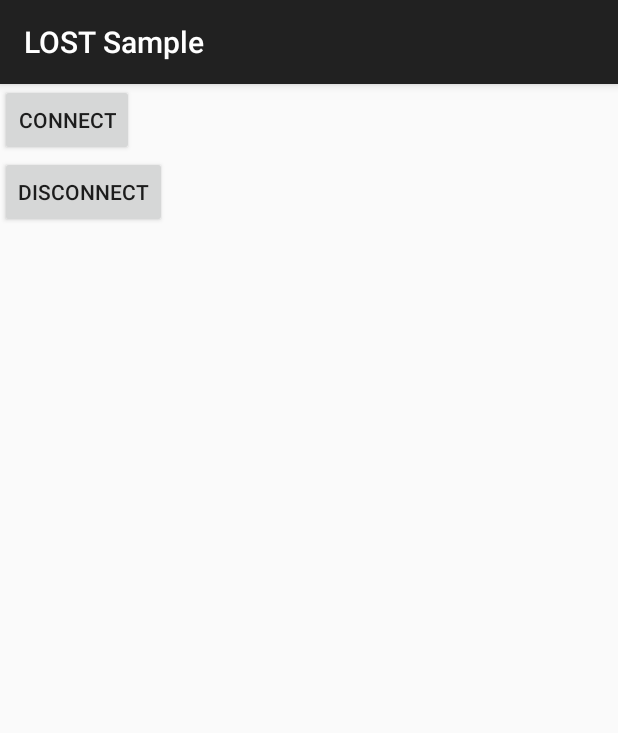
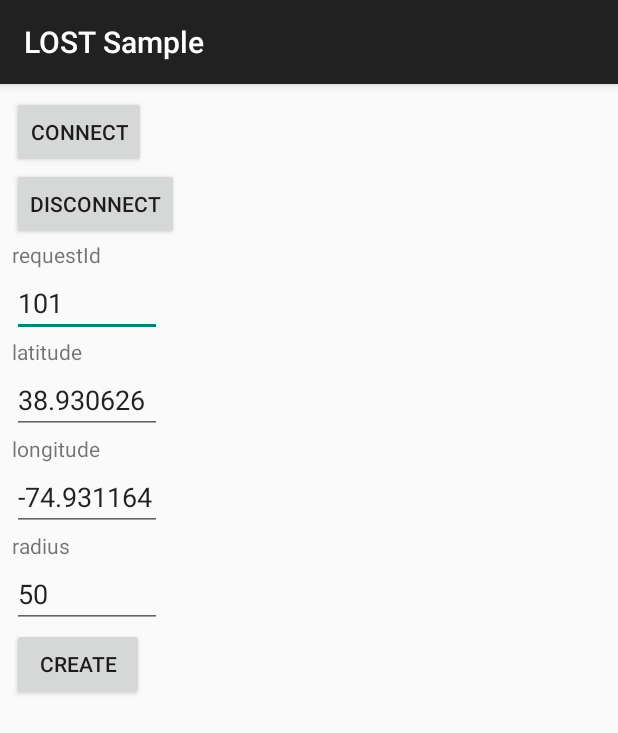
Before and after one commit to lostzen/lost, an Android app: the screen it shows after launch (GeofencingApiActivity), after a tap on "GeofencingApi", on a phone screen of 412 x 824 dp. Shown: the top 733 px of the screen. Run offline under Robolectric (Android 15) with nearby library versions, the phone set to English and light mode, and no system bars.

Commit message:
Adds ability to create geofence to sample app

```diff
--- a/lost-sample/src/main/AndroidManifest.xml
+++ b/lost-sample/src/main/AndroidManifest.xml
@@ -35,5 +35,9 @@
     <activity android:name=".GeofencingApiActivity"/>
     <activity android:name=".SettingsApiActivity"/>
 
+    <service
+        android:name=".GeofenceIntentService"
+        android:exported="false">
+    </service>
   </application>
 </manifest>
--- a/lost-sample/src/main/java/com/example/lost/GeofencingApiActivity.java
+++ b/lost-sample/src/main/java/com/example/lost/GeofencingApiActivity.java
@@ -1,7 +1,12 @@
 package com.example.lost;
 
+import com.mapzen.android.lost.api.Geofence;
+import com.mapzen.android.lost.api.GeofencingRequest;
+import com.mapzen.android.lost.api.LocationServices;
 import com.mapzen.android.lost.api.LostApiClient;
 
+import android.app.PendingIntent;
+import android.content.Intent;
 import android.os.Bundle;
 import android.support.annotation.NonNull;
 import android.support.v4.app.ActivityCompat;
@@ -10,6 +15,7 @@ import android.support.v7.app.AppCompatActivity;
 import android.util.Log;
 import android.view.View;
 import android.widget.Button;
+import android.widget.TextView;
 import android.widget.Toast;
 
 import static android.Manifest.permission.ACCESS_FINE_LOCATION;
@@ -25,6 +31,11 @@ public class GeofencingApiActivity extends AppCompatActivity
 
   private static LostApiClient client;
 
+  private TextView inputRequestId;
+  private TextView inputLatitude;
+  private TextView inputLongitude;
+  private TextView inputRadius;
+
   @Override protected void onCreate(Bundle savedInstanceState) {
     super.onCreate(savedInstanceState);
     setContentView(R.layout.activity_geofencing);
@@ -33,6 +44,8 @@ public class GeofencingApiActivity extends AppCompatActivity
     }
     initConnectButton();
     initDisconnectButton();
+    initInputFields();
+    initCreateButton();
   }
 
   private void initConnectButton() {
@@ -52,6 +65,24 @@ public class GeofencingApiActivity extends AppCompatActivity
       disconnectButton.setOnClickListener(new View.OnClickListener() {
         @Override public void onClick(View v) {
           disconnect();
+        }
+      });
+    }
+  }
+
+  private void initInputFields() {
+    inputRequestId = (TextView) findViewById(R.id.input_request_id);
+    inputLatitude = (TextView) findViewById(R.id.input_latitude);
+    inputLongitude = (TextView) findViewById(R.id.input_longitude);
+    inputRadius = (TextView) findViewById(R.id.input_radius);
+  }
+
+  private void initCreateButton() {
+    Button createButton = (Button) findViewById(R.id.button_create);
+    if (createButton != null) {
+      createButton.setOnClickListener(new View.OnClickListener() {
+        @Override public void onClick(View v) {
+          createGeofence();
         }
       });
     }
@@ -82,12 +113,6 @@ public class GeofencingApiActivity extends AppCompatActivity
     ActivityCompat.requestPermissions(this, new String[] { ACCESS_FINE_LOCATION }, 101);
   }
 
-  private void disconnect() {
-    Log.d(TAG, "Disconnecting...");
-    client.disconnect();
-    Toast.makeText(this, "LOST client disconnected", LENGTH_SHORT).show();
-  }
-
   @Override public void onRequestPermissionsResult(int requestCode, @NonNull String[] permissions,
       @NonNull int[] grantResults) {
     if (grantResults[0] == PERMISSION_GRANTED) {
@@ -96,4 +121,29 @@ public class GeofencingApiActivity extends AppCompatActivity
       finish();
     }
   }
+
+  private void disconnect() {
+    Log.d(TAG, "Disconnecting...");
+    client.disconnect();
+    Toast.makeText(this, "LOST client disconnected", LENGTH_SHORT).show();
+  }
+
+  private void createGeofence() {
+    String requestId = inputRequestId.getText().toString();
+    double latitude = Double.valueOf(inputLatitude.getText().toString());
+    double longitude = Double.valueOf(inputLongitude.getText().toString());
+    float radius = Float.valueOf(inputRadius.getText().toString());
+
+    Geofence geofence = new Geofence.Builder()
+        .setRequestId(requestId)
+        .setCircularRegion(latitude, longitude, radius)
+        .build();
+    GeofencingRequest request = new GeofencingRequest.Builder()
+        .addGeofence(geofence)
+        .build();
+    Intent serviceIntent = new Intent(getApplicationContext(), GeofenceIntentService.class);
+    PendingIntent pendingIntent = PendingIntent.getService(this, 0, serviceIntent, 0);
+
+    LocationServices.GeofencingApi.addGeofences(request, pendingIntent);
+  }
 }
--- a/lost-sample/src/main/res/layout/activity_geofencing.xml
+++ b/lost-sample/src/main/res/layout/activity_geofencing.xml
@@ -3,6 +3,7 @@
     android:orientation="vertical"
     android:layout_width="match_parent"
     android:layout_height="match_parent"
+    android:padding="8dp"
     >
 
   <Button
@@ -19,4 +20,63 @@
       android:text="@string/disconnect"
       />
 
+  <TextView
+      android:layout_width="wrap_content"
+      android:layout_height="wrap_content"
+      android:text="@string/request_id"
+      />
+
+  <EditText
+      android:id="@+id/input_request_id"
+      android:layout_width="100dp"
+      android:layout_height="wrap_content"
+      android:text="101"
+      />
+
+  <TextView
+      android:layout_width="wrap_content"
+      android:layout_height="wrap_content"
+      android:text="@string/latitude"
+      />
+
+  <EditText
+      android:id="@+id/input_latitude"
+      android:layout_width="100dp"
+      android:layout_height="wrap_content"
+      android:text="38.930626"
+      />
+
+  <TextView
+      android:layout_width="wrap_content"
+      android:layout_height="wrap_content"
+      android:text="@string/longitude"
+      />
+
+  <EditText
+      android:id="@+id/input_longitude"
+      android:layout_width="100dp"
+      android:layout_height="wrap_content"
+      android:text="-74.931164"
+      />
+
+  <TextView
+      android:layout_width="wrap_content"
+      android:layout_height="wrap_content"
+      android:text="@string/radius"
+      />
+
+  <EditText
+      android:id="@+id/input_radius"
+      android:layout_width="100dp"
+      android:layout_height="wrap_content"
+      android:text="50"
+      />
+
+  <Button
+      android:id="@+id/button_create"
+      android:layout_width="wrap_content"
+      android:layout_height="wrap_content"
+      android:text="@string/create"
+      />
+
 </LinearLayout>
--- a/lost-sample/src/main/res/values/strings.xml
+++ b/lost-sample/src/main/res/values/strings.xml
@@ -59,5 +59,10 @@
   <string name="cancel">Cancel</string>
   <string name="connect">Connect</string>
   <string name="disconnect">Disconnect</string>
+  <string name="request_id">requestId</string>
+  <string name="latitude">latitude</string>
+  <string name="longitude">longitude</string>
+  <string name="radius">radius</string>
+  <string name="create">Create</string>
 
 </resources>
```
Also changed, not shown: lost-sample/src/main/java/com/example/lost/GeofenceIntentService.java (added, +26 -0 lines).
